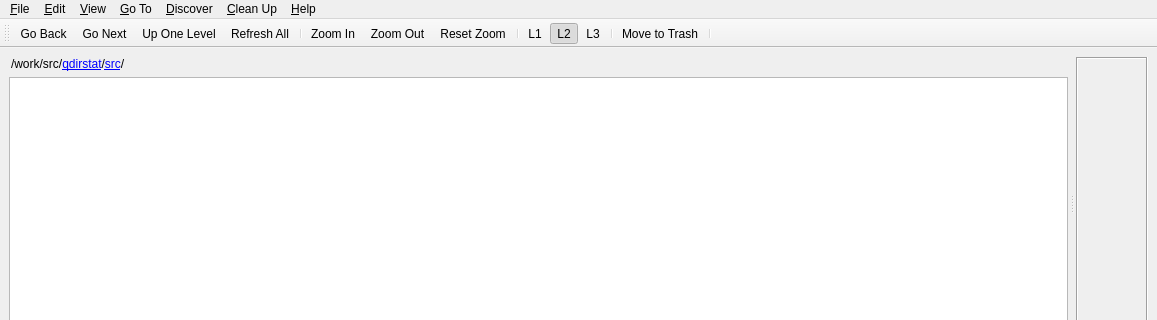
This is src/main-window.ui in shundhammer/qdirstat as Qt 5 draws it before an edit; both pictures show x 0 to 1157 and y 0 to 320 of the 1157 by 650 pixel window. The edited form follows.
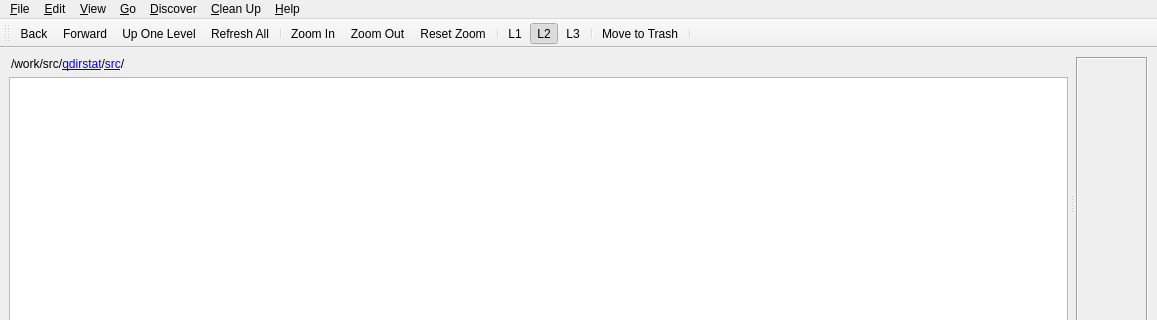
This is the edited form. Icons and pictures are not drawn. Custom widgets are drawn as their Qt base class.

Commit message: Added history back-end

What changed in the file:
```diff
--- a/src/main-window.ui
+++ b/src/main-window.ui
@@ -208,10 +208,12 @@
     <addaction name="separator"/>
     <addaction name="actionConfigure"/>
    </widget>
-   <widget class="QMenu" name="menuGoTo">
+   <widget class="QMenu" name="menuGo">
     <property name="title">
-     <string>&amp;Go To</string>
+     <string>&amp;Go</string>
     </property>
+    <addaction name="actionGoBack"/>
+    <addaction name="actionGoForward"/>
     <addaction name="actionGoUp"/>
     <addaction name="actionGoToToplevel"/>
    </widget>
@@ -262,7 +264,7 @@
    <addaction name="menuFile"/>
    <addaction name="menuEdit"/>
    <addaction name="menuView"/>
-   <addaction name="menuGoTo"/>
+   <addaction name="menuGo"/>
    <addaction name="menuDiscover"/>
    <addaction name="menuCleanup"/>
    <addaction name="menuHelp"/>
@@ -279,7 +281,7 @@
     <bool>false</bool>
    </attribute>
    <addaction name="actionGoBack"/>
-   <addaction name="actionGoNext"/>
+   <addaction name="actionGoForward"/>
    <addaction name="actionGoUp"/>
    <addaction name="actionRefreshAll"/>
    <addaction name="separator"/>
@@ -599,7 +601,7 @@
      <normaloff>:/icons/go-top.png</normaloff>:/icons/go-top.png</iconset>
    </property>
    <property name="text">
-    <string>&amp;Toplevel</string>
+    <string>To &amp;Toplevel</string>
    </property>
    <property name="toolTip">
     <string>Navigate to the toplevel directory of this tree.</string>
@@ -1024,7 +1026,7 @@
      <normaloff>:/icons/go-left.png</normaloff>:/icons/go-left.png</iconset>
    </property>
    <property name="text">
-    <string>Go &amp;Back</string>
+    <string>&amp;Back</string>
    </property>
    <property name="toolTip">
     <string>Go back to the previous directory</string>
@@ -1033,16 +1035,16 @@
     <string>Alt+Left</string>
    </property>
   </action>
-  <action name="actionGoNext">
+  <action name="actionGoForward">
    <property name="icon">
     <iconset resource="icons.qrc">
      <normaloff>:/icons/go-right.png</normaloff>:/icons/go-right.png</iconset>
    </property>
    <property name="text">
-    <string>Go &amp;Next</string>
+    <string>&amp;Forward</string>
    </property>
    <property name="toolTip">
-    <string>Go to the next directory (after going back)</string>
+    <string>&lt;html&gt;&lt;head/&gt;&lt;body&gt;&lt;p&gt;Go forward again to the next directory (after going back).&lt;/p&gt;&lt;/body&gt;&lt;/html&gt;</string>
    </property>
    <property name="shortcut">
     <string>Alt+Right</string>
```
The commit also changes 3 other files.
